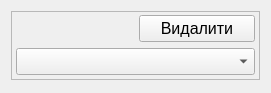
First picture: the form in src/singlecomponentwidget.ui, repository doliinyk/PC-Constructor, before the edit.
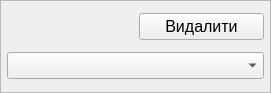
Second picture: the form after the edit.

```diff
--- a/src/singlecomponentwidget.ui
+++ b/src/singlecomponentwidget.ui
@@ -14,6 +14,18 @@
    <string>Form</string>
   </property>
   <layout class="QVBoxLayout" name="verticalLayout_2">
+   <property name="leftMargin">
+    <number>0</number>
+   </property>
+   <property name="topMargin">
+    <number>0</number>
+   </property>
+   <property name="rightMargin">
+    <number>0</number>
+   </property>
+   <property name="bottomMargin">
+    <number>0</number>
+   </property>
    <item>
     <widget class="QFrame" name="frame">
      <property name="frameShape">
@@ -24,16 +36,16 @@
      </property>
      <layout class="QGridLayout" name="gridLayout">
       <property name="leftMargin">
-       <number>4</number>
+       <number>6</number>
       </property>
       <property name="topMargin">
-       <number>3</number>
+       <number>6</number>
       </property>
       <property name="rightMargin">
-       <number>4</number>
+       <number>6</number>
       </property>
       <property name="bottomMargin">
-       <number>4</number>
+       <number>6</number>
       </property>
       <item row="1" column="1">
        <widget class="QPushButton" name="pushButton">
@@ -71,19 +83,6 @@
      </layout>
     </widget>
    </item>
-   <item>
-    <spacer name="verticalSpacer">
-     <property name="orientation">
-      <enum>Qt::Vertical</enum>
-     </property>
-     <property name="sizeHint" stdset="0">
-      <size>
-       <width>20</width>
-       <height>40</height>
-      </size>
-     </property>
-    </spacer>
-   </item>
   </layout>
  </widget>
  <resources/>
```
